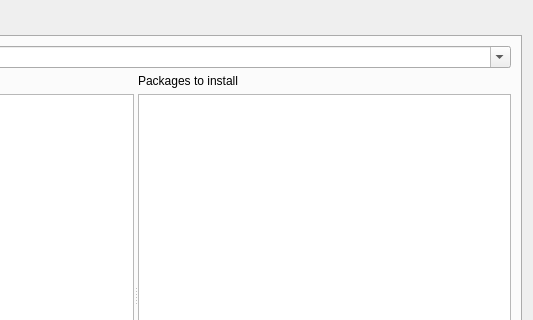
Before: the Qt Designer form src/main.ui in alediaferia/gluk, drawn with Qt 5; both pictures show x 262 to 795 and y 0 to 320 of the 795 by 538 pixel window.
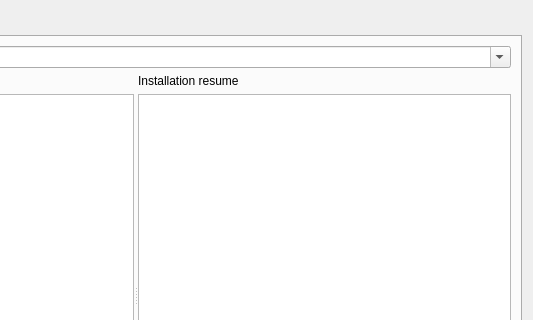
After: the same form once the commit is applied. Custom widgets are drawn as their Qt base class.

Diff of the .ui file:
```diff
--- a/src/main.ui
+++ b/src/main.ui
@@ -54,7 +54,7 @@
            <item>
             <widget class="QLabel" name="label_2" >
              <property name="text" >
-              <string>Packages to install</string>
+              <string>Installation resume</string>
              </property>
             </widget>
            </item>
```
Left out of the diff: 12 changed lines with no effect on the pictures.
